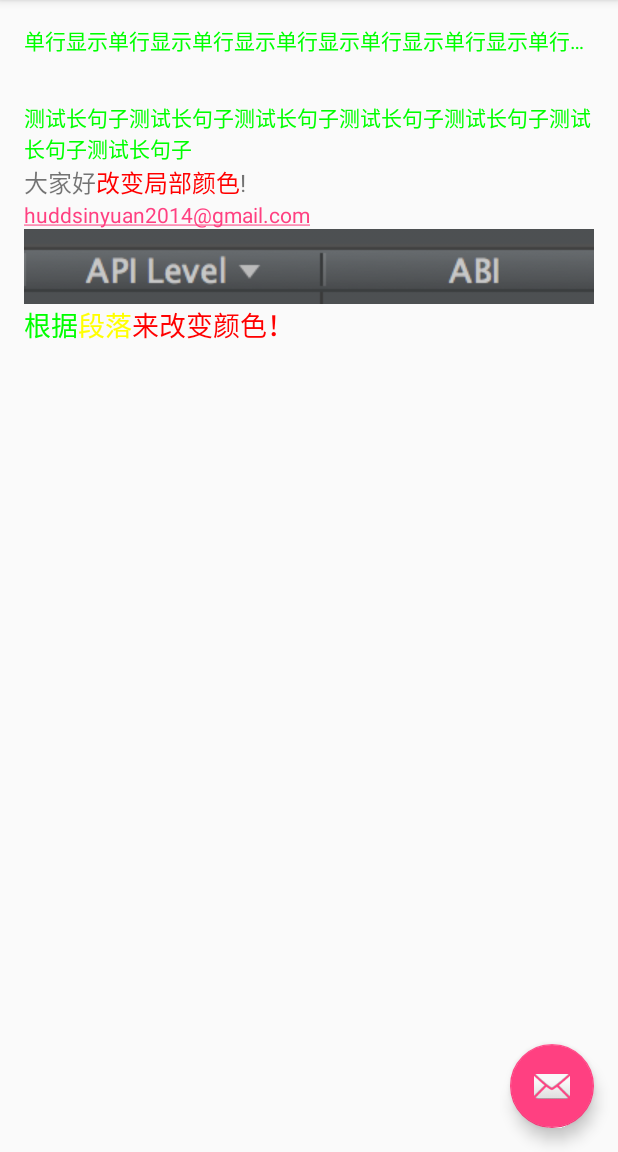
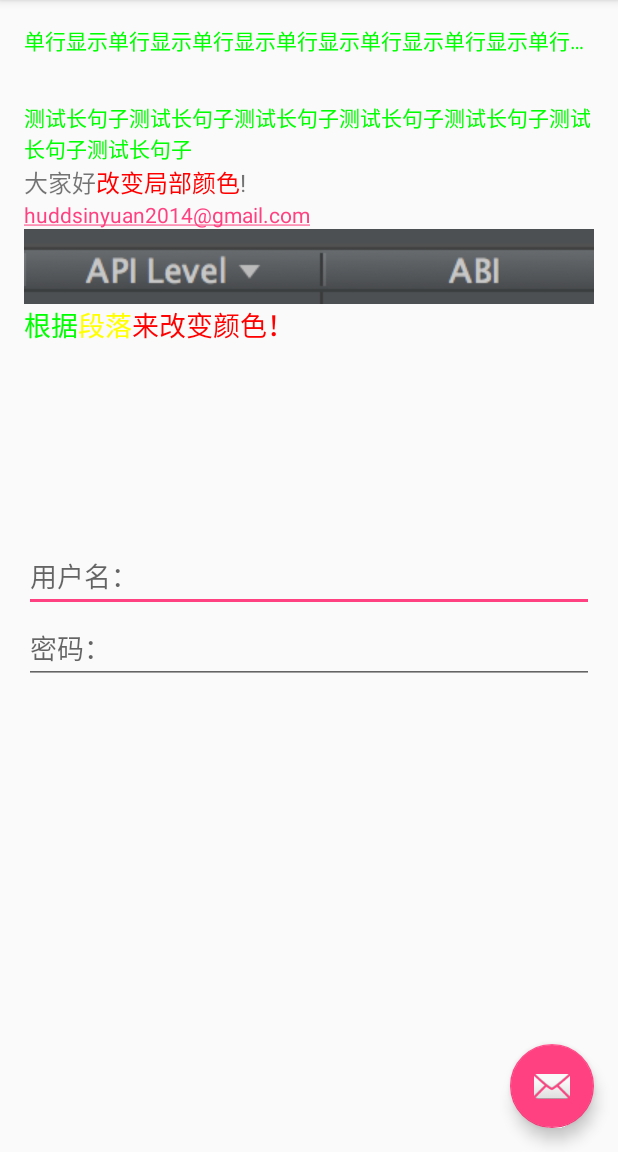
Before and after one commit to HuddsinYuan/AndroidDev, an Android app: the screen it shows after launch (MainActivity), on a phone screen of 412 x 824 dp, the part 84-1236 px from its top. Run offline under Robolectric (Android 15) with nearby library versions, the phone set to English and light mode, and no system bars.

Commit message:
EditText: Username and Password

```diff
--- a/HelloAndroid/app/src/main/res/layout/content_main.xml
+++ b/HelloAndroid/app/src/main/res/layout/content_main.xml
@@ -67,7 +67,23 @@
         android:layout_below="@+id/textView"
         android:layout_alignParentLeft="true"
         android:layout_alignParentStart="true" />
-
+    <EditText
+        android:layout_width="fill_parent"
+        android:layout_height="wrap_content"
+        android:inputType="text"
+        android:hint="@string/UserName"
+        android:id="@+id/editText"
+        android:layout_centerVertical="true"
+        android:layout_alignParentLeft="true"
+        android:layout_alignParentStart="true" />
+    <EditText
+        android:layout_width="fill_parent"
+        android:layout_height="wrap_content"
+        android:inputType="textPassword"
+        android:hint="@string/Password"
+        android:layout_below="@+id/editText"
+        android:layout_alignParentLeft="true"
+        android:layout_alignParentStart="true" />
 
 </RelativeLayout>
 
--- a/HelloAndroid/app/src/main/res/values/strings.xml
+++ b/HelloAndroid/app/src/main/res/values/strings.xml
@@ -5,4 +5,6 @@
     <string name="long_text">测试长句子测试长句子测试长句子测试长句子测试长句子测试长句子测试长句子</string>
     <string name="short_text">单行显示单行显示单行显示单行显示单行显示单行显示单行显示单行显示单行显示单行显示</string>
     <string name="pic_text">带图片text</string>
+    <string name="UserName">用户名：</string>
+    <string name="Password">密码：</string>
 </resources>
```
